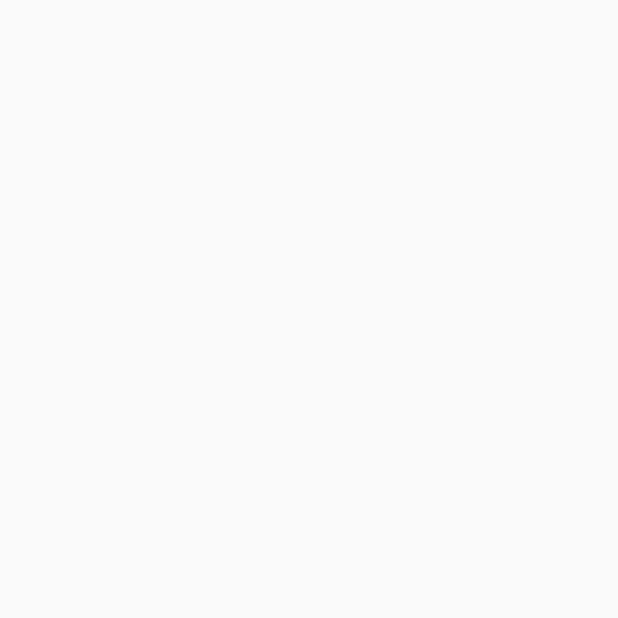
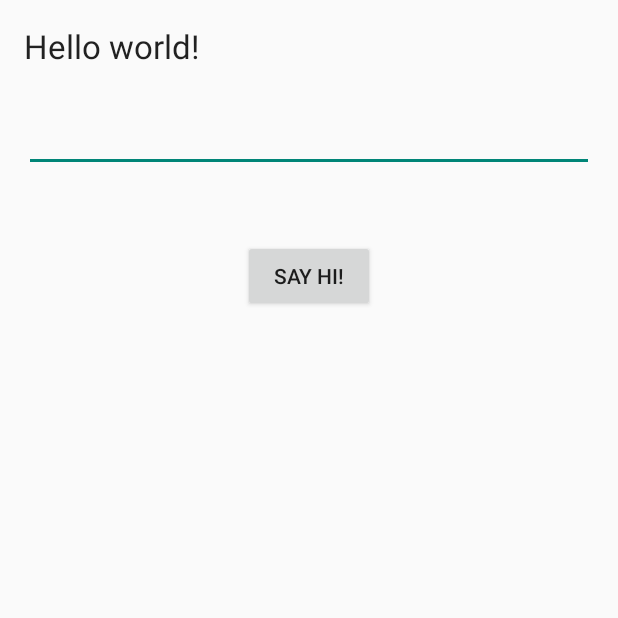
Before and after one commit to ankitjainb27/Robolectric-Test, an Android app: the LoginActivity screen opened directly, with no data from a screen before it, on a phone screen of 412 x 824 dp, the top half of it. Before the commit the part shown is empty. Run offline under Robolectric (Android 15) with nearby library versions, the phone set to English and light mode, and no system bars.

```diff
--- a/app/src/main/java/com/ankit/welcome/LoginActivity.java
+++ b/app/src/main/java/com/ankit/welcome/LoginActivity.java
@@ -2,6 +2,10 @@ package com.ankit.welcome;
 
 import android.app.Activity;
 import android.os.Bundle;
+import android.view.View;
+import android.widget.Button;
+import android.widget.EditText;
+import android.widget.TextView;
 
 /**
  * Created by ankitjain on 10/08/15.
@@ -11,5 +15,16 @@ public class LoginActivity extends Activity{
     protected void onCreate(Bundle savedInstanceState) {
         super.onCreate(savedInstanceState);
         setContentView(R.layout.layout);
+        Button button = (Button) findViewById(R.id.button);
+        button.setOnClickListener(new View.OnClickListener() {
+            @Override
+            public void onClick(View view) {
+                TextView textView = (TextView) findViewById(R.id.textView);
+                EditText editText = (EditText) findViewById(R.id.editText);
+
+                textView.setText(String.format("Hello, %s!", editText.getText()));
+            }
+        });
+
     }
 }
--- a/app/src/main/res/layout/layout.xml
+++ b/app/src/main/res/layout/layout.xml
@@ -1,5 +1,38 @@
-<?xml version="1.0" encoding="utf-8"?>
-<LinearLayout xmlns:android="http://schemas.android.com/apk/res/android"
-    android:layout_width="match_parent" android:layout_height="match_parent">
+<RelativeLayout xmlns:android="http://schemas.android.com/apk/res/android"
+    xmlns:tools="http://schemas.android.com/tools"
+    android:layout_width="match_parent"
+    android:layout_height="match_parent"
+    android:paddingLeft="@dimen/activity_horizontal_margin"
+    android:paddingRight="@dimen/activity_horizontal_margin"
+    android:paddingTop="@dimen/activity_vertical_margin"
+    android:paddingBottom="@dimen/activity_vertical_margin"
+    tools:context=".MainActivity$PlaceholderFragment">
 
-</LinearLayout>
+    <TextView
+        android:text="@string/hello_world"
+        android:layout_width="wrap_content"
+        android:layout_height="wrap_content"
+        android:textAppearance="?android:attr/textAppearanceLarge"
+        android:id="@+id/textView"
+        android:layout_alignRight="@+id/editText"
+        android:layout_alignParentLeft="true"/>
+
+    <EditText
+        android:layout_width="wrap_content"
+        android:layout_height="wrap_content"
+        android:id="@+id/editText"
+        android:layout_below="@+id/textView"
+        android:layout_marginTop="24dp"
+        android:layout_alignParentRight="true"
+        android:layout_alignParentLeft="true"/>
+
+    <Button
+        android:layout_width="wrap_content"
+        android:layout_height="wrap_content"
+        android:text="Say Hi!"
+        android:id="@+id/button"
+        android:layout_below="@+id/editText"
+        android:layout_centerHorizontal="true"
+        android:layout_marginTop="45dp"/>
+
+</RelativeLayout>
```
Also changed, not shown: 2 other files.
